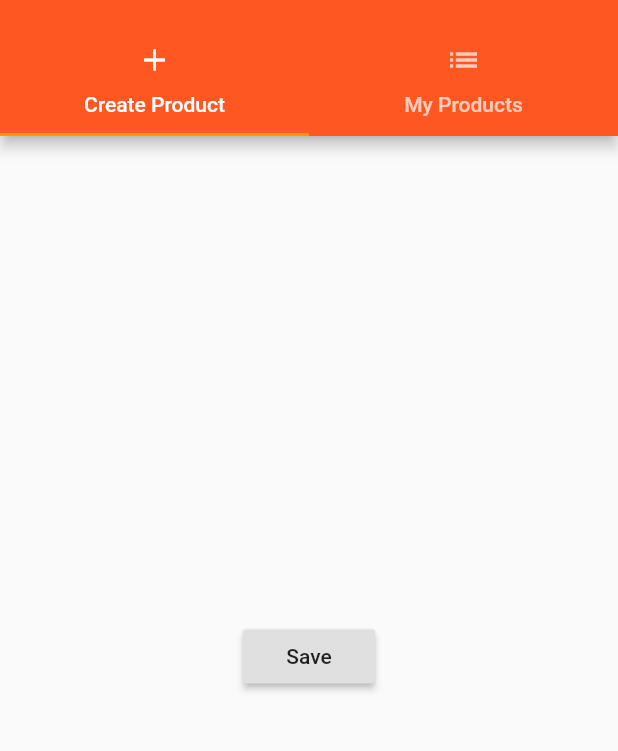
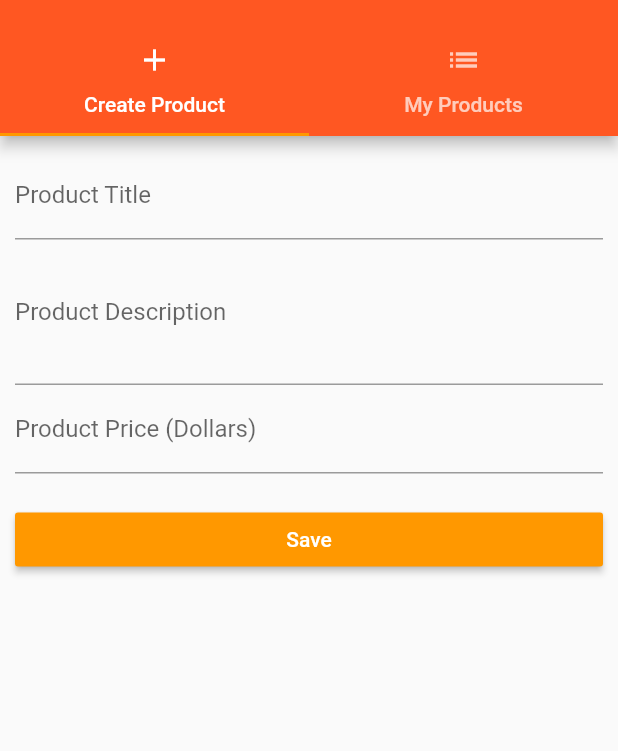
Before and after one commit to godcrampy/flutter-udemy-course, a Flutter app: the ProductsAdminPage screen opened by its route, on a phone screen of 412 x 824 dp, the part 59-810 px from its top. Run offline on Flutter 3.47's test engine with Material 2 defaults, Android fonts, the phone set to English and light mode, and no system bars.

Commit message:
Added User Input Feature

```diff
--- a/lib/pages/product_create.dart
+++ b/lib/pages/product_create.dart
@@ -1,20 +1,71 @@
 import 'package:flutter/material.dart';
 
-class ProductCreatePage extends StatelessWidget {
+class ProductCreatePage extends StatefulWidget {
+  final Function addProduct;
+
+  ProductCreatePage(this.addProduct);
+
+  @override
+  State<StatefulWidget> createState() {
+    return _ProductCreateStatePageState();
+  }
+}
+
+class _ProductCreateStatePageState extends State<ProductCreatePage> {
+  String _titleValue;
+  String _descriptionValue;
+  double _priceValue;
   @override
   Widget build(BuildContext context) {
-    return Center(
-        child: RaisedButton(
-      child: Text('Save'),
-      onPressed: () {
-        showModalBottomSheet(
-            context: context,
-            builder: (BuildContext context) {
-              return Center(
-                child: Text('This is a modal'),
-              );
-            });
-      },
-    ));
+    return Container(
+        margin: EdgeInsets.all(10.0),
+        child: ListView(
+          children: <Widget>[
+            TextField(
+              decoration: InputDecoration(labelText: 'Product Title'),
+              onChanged: (String value) {
+                setState(() {
+                  _titleValue = value;
+                });
+              },
+            ),
+            TextField(
+              decoration: InputDecoration(labelText: "Product Description"),
+              keyboardType: TextInputType.multiline,
+              maxLines: 3,
+              onChanged: (String value) {
+                setState(() {
+                  _descriptionValue = value;
+                });
+              },
+            ),
+            TextField(
+              decoration: InputDecoration(labelText: 'Product Price (Dollars)'),
+              keyboardType: TextInputType.number,
+              onChanged: (String value) {
+                setState(() {
+                  _priceValue = double.parse(value);
+                });
+              },
+            ),
+            SizedBox(
+              height: 20,
+            ),
+            RaisedButton(
+                color: Theme.of(context).accentColor,
+                textColor: Colors.white,
+                child: Text('Save'),
+                onPressed: () {
+                  final Map<String, dynamic> product = {
+                    'title': _titleValue,
+                    'description': _descriptionValue,
+                    'price': _priceValue,
+                    'image': 'assets/food.jpg'
+                  };
+                  widget.addProduct(product);
+                  Navigator.pushReplacementNamed(context, '/home');
+                })
+          ],
+        ));
   }
 }
--- a/lib/pages/products_admin.dart
+++ b/lib/pages/products_admin.dart
@@ -3,6 +3,9 @@ import 'package:flutter_course/pages/product_create.dart';
 import 'package:flutter_course/pages/product_list.dart';
 
 class ProductsAdminPage extends StatelessWidget {
+  final Function addProduct;
+  final Function deleteProduct;
+  ProductsAdminPage(this.addProduct, this.deleteProduct);
   @override
   Widget build(BuildContext context) {
     return DefaultTabController(
@@ -17,7 +20,7 @@ class ProductsAdminPage extends StatelessWidget {
                   ListTile(
                     title: Text('All Products'),
                     onTap: () {
-                      Navigator.pushReplacementNamed(context, '/');
+                      Navigator.pushReplacementNamed(context, '/home');
                     },
                   )
                 ],
@@ -39,7 +42,10 @@ class ProductsAdminPage extends StatelessWidget {
               ),
             ),
             body: TabBarView(
-              children: <Widget>[ProductCreatePage(), ProductListPage()],
+              children: <Widget>[
+                ProductCreatePage(addProduct),
+                ProductListPage()
+              ],
             )));
   }
 }
```
Also changed, not shown: lib/main.dart (+7 -6 lines), lib/pages/auth.dart (+51 -7 lines), lib/pages/products.dart (+3 -5 lines), lib/product_manager.dart (+3 -11 lines), lib/products.dart (+5 -12 lines), lib/products_controller.dart (deleted, +0 -20 lines).
